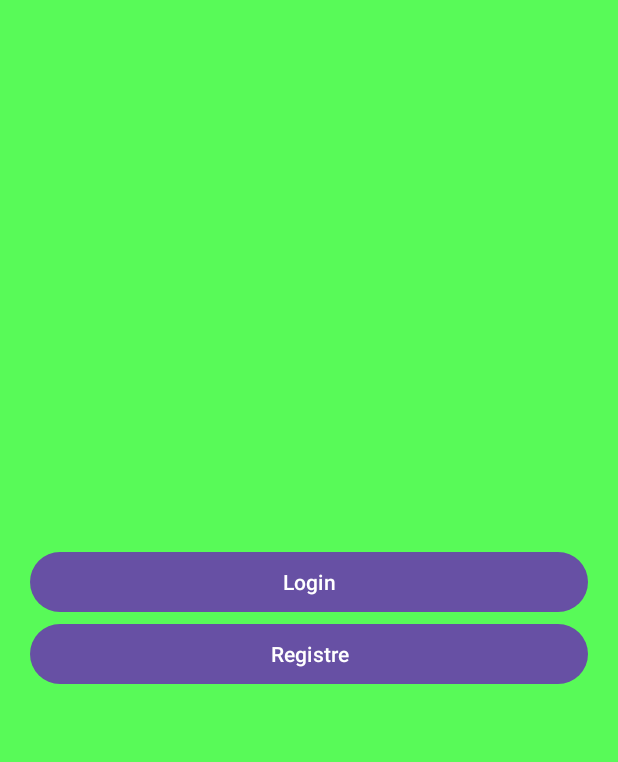
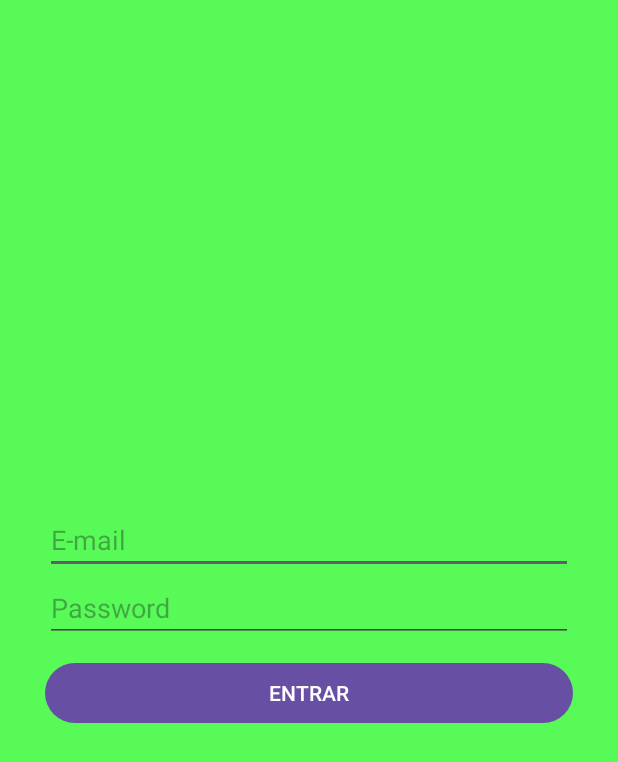
Before and after one commit to SlenderTwo/M8_Projecte_F1_Didac_Jonathan, an Android app: the MainActivity screen opened directly, with no data from a screen before it, after a tap on "Login", on a phone screen of 412 x 824 dp. Shown: the top 762 px of the screen. Run offline under Robolectric (Android 15) with nearby library versions, the phone set to English and light mode, and no system bars.

Commit message:
Hecho hasta la pagina 46

```diff
--- a/app/build.gradle.kts
+++ b/app/build.gradle.kts
@@ -42,6 +42,7 @@ dependencies {
     implementation("com.google.android.material:material:1.11.0")
     implementation("androidx.constraintlayout:constraintlayout:2.1.4")
     implementation("com.google.firebase:firebase-database-ktx:20.3.0")
+    implementation("com.google.android.libraries.play.games:inputmapping:1.1.0-beta")
     testImplementation("junit:junit:4.13.2")
     androidTestImplementation("androidx.test.ext:junit:1.1.5")
     androidTestImplementation("androidx.test.espresso:espresso-core:3.5.1")
--- /dev/null
+++ b/app/src/main/java/com/example/m8_projecte_f1_2/Login.kt
@@ -0,0 +1,11 @@
+package com.example.m8_projecte_f1_2
+
+import androidx.appcompat.app.AppCompatActivity
+import android.os.Bundle
+
+class Login : AppCompatActivity() {
+    override fun onCreate(savedInstanceState: Bundle?) {
+        super.onCreate(savedInstanceState)
+        setContentView(R.layout.activity_login)
+    }
+}
--- a/app/src/main/java/com/example/m8_projecte_f1_2/MainActivity.kt
+++ b/app/src/main/java/com/example/m8_projecte_f1_2/MainActivity.kt
@@ -14,6 +14,8 @@ class MainActivity : AppCompatActivity() {
         var BTMREGISTRO = findViewById<Button>(R.id.BTMREGISTRO);
         BTMLOGIN.setOnClickListener(){
             Toast.makeText(this, "click botó login",Toast.LENGTH_LONG).show();
+            val intent= Intent(this, Login::class.java)
+            startActivity(intent)
         }
         BTMREGISTRO.setOnClickListener(){
             Toast.makeText(this, "click botó Registre",Toast.LENGTH_LONG).show();
--- a/app/src/main/java/com/example/m8_projecte_f1_2/Registre.kt
+++ b/app/src/main/java/com/example/m8_projecte_f1_2/Registre.kt
@@ -1,5 +1,6 @@
 package com.example.m8_projecte_f1_2
 
+import android.content.Intent
 import androidx.appcompat.app.AppCompatActivity
 import android.os.Bundle
 import android.util.Log
@@ -119,6 +120,8 @@ class Registre : AppCompatActivity() {
                 reference.child(uidString).setValue(dadesJugador)
                 Toast.makeText(this, "USUARI BEN REGISTRAT",
                     Toast.LENGTH_SHORT).show()
+                val intent= Intent(this,Menu::class.java)
+                startActivity(intent)
             }
             else{
                 Toast.makeText(this, "ERROR BD", Toast.LENGTH_SHORT).show()
--- /dev/null
+++ b/app/src/main/res/layout/activity_login.xml
@@ -0,0 +1,39 @@
+<?xml version="1.0" encoding="utf-8"?>
+<RelativeLayout xmlns:android="http://schemas.android.com/apk/res/android"
+    xmlns:app="http://schemas.android.com/apk/res-auto"
+    xmlns:tools="http://schemas.android.com/tools"
+    android:layout_width="match_parent"
+    android:layout_height="match_parent"
+    android:background="#58FA58"
+    tools:context=".Login">
+
+    <LinearLayout
+        android:layout_width="match_parent"
+        android:layout_height="match_parent"
+        android:gravity="center"
+        android:orientation="vertical"
+        android:padding="30dp">
+        <!-- ENTREM EL MAIL -->
+        <EditText
+            android:id="@+id/correoLogin"
+            android:layout_width="match_parent"
+            android:layout_height="wrap_content"
+            android:inputType="textEmailAddress"
+            android:hint="@string/correoLogin" />
+        <!-- ENTREM EL PASSWORD -->
+        <EditText
+            android:id="@+id/passLogin"
+            android:layout_width="match_parent"
+            android:layout_height="wrap_content"
+            android:inputType="textPassword"
+            android:hint="@string/passLogin" />
+        <!-- BOTO DE ENTRAR -->
+        <Button
+            android:id="@+id/BtnLogin"
+            android:layout_width="match_parent"
+            android:layout_height="wrap_content"
+            android:text="@string/BtnLogin"
+            android:layout_marginTop="10dp"
+            />
+    </LinearLayout>
+</RelativeLayout>
--- a/app/src/main/res/values/strings.xml
+++ b/app/src/main/res/values/strings.xml
@@ -1,13 +1,13 @@
 <resources>
     <string name="app_name">M8_Projecte_f1_2</string>
-
     <string name="BTMLOGIN">Login</string>
     <string name="BTMREGISTRO">Registre</string>
-
     <string name="correoEt">E-mail</string>
     <string name="nombreEt">Nom</string>
     <string name="passEt">Password</string>
     <string name="fechaTxt">Data</string>
     <string name="Registrar">REGISTRAR</string>
-
+    <string name="correoLogin">E-mail</string>
+    <string name="passLogin">Password</string>
+    <string name="BtnLogin">ENTRAR</string>
 </resources>
```
Also changed, not shown: app/src/main/AndroidManifest.xml (+7 -1 lines), app/src/main/java/com/example/m8_projecte_f1_2/Menu.kt (added, +11 -0 lines), app/src/main/res/layout/activity_menu.xml (added, +9 -0 lines).
